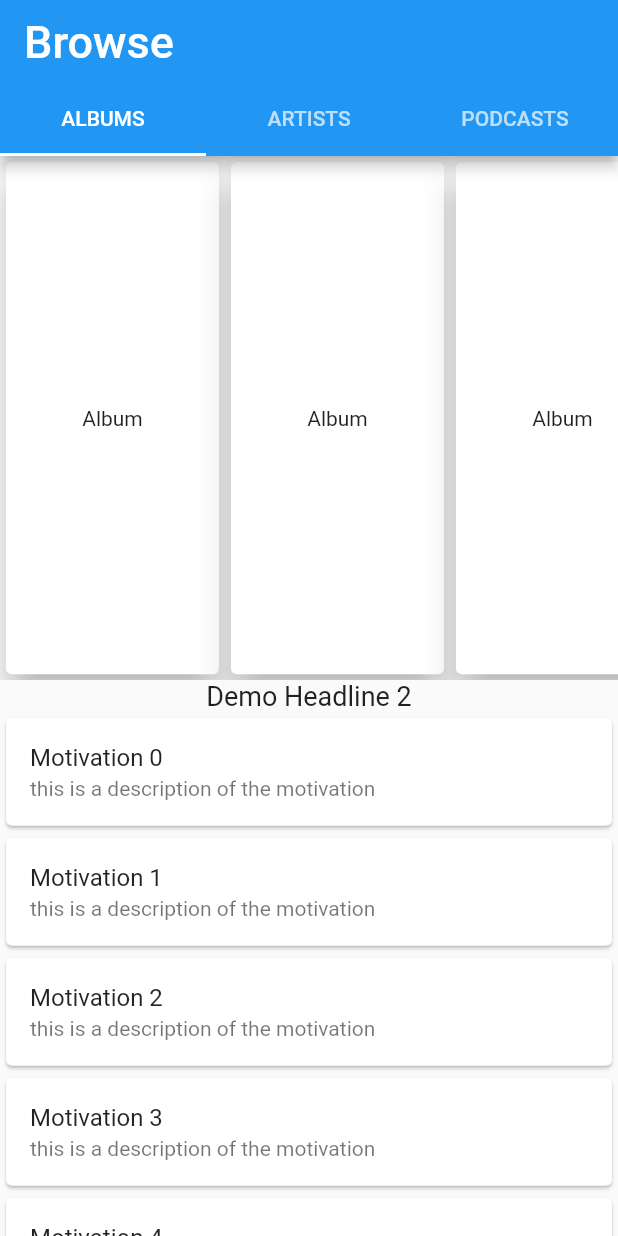
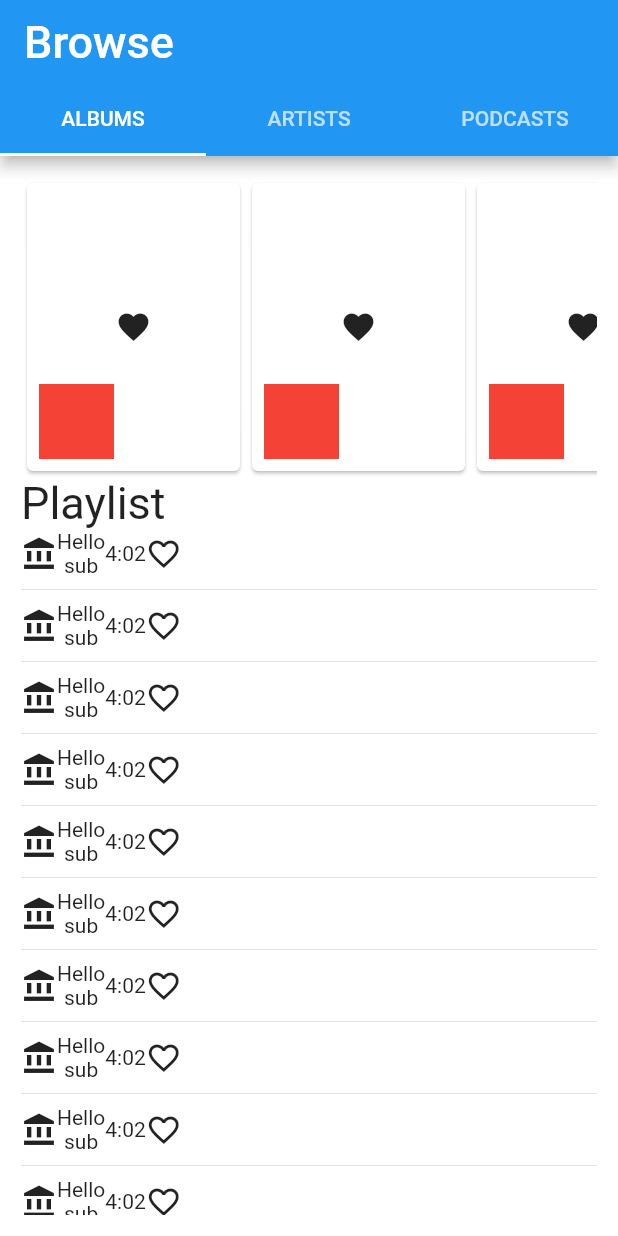
Before and after one commit to waqarshakeel29/MusicApp, a Flutter app: the screen it shows after launch, on a phone screen of 412 x 824 dp. Run offline on Flutter 3.47's test engine with Material 2 defaults, Android fonts, the phone set to English and light mode, and no system bars.

Commit message:
PageView with nested list

```diff
--- a/lib/main.dart
+++ b/lib/main.dart
@@ -14,50 +14,83 @@ class MyApp extends StatelessWidget {
           appBar: AppBar(
             bottom: TabBar(
               tabs: [
-                Tab(text: "ALBUMS",),
-                Tab(text: "ARTISTS",),
-                Tab(text: "PODCASTS",),
+                Tab(
+                  text: "ALBUMS",
+                ),
+                Tab(
+                  text: "ARTISTS",
+                ),
+                Tab(
+                  text: "PODCASTS",
+                ),
               ],
             ),
-            title: Text('Browse',style: TextStyle(fontSize: 30),),
+            title: Text(
+              'Browse',
+              style: TextStyle(fontSize: 30),
             ),
+          ),
+          backgroundColor: Colors.white,
           body: TabBarView(
             children: [
-              Column(
-                mainAxisSize: MainAxisSize.min,
+              Padding(
+                padding: const EdgeInsets.all(14.0),
+                child: Column(
                   children: <Widget>[
-                  Expanded(
+                    Container(
+                      height: 200,
                       child: ListView.builder(
-
                         scrollDirection: Axis.horizontal,
                         itemCount: 15,
                         itemBuilder: (BuildContext context, int index) => Container(
                           height: 0,
                           width: 150,
                           child: Card(
-                          elevation: 10,
-                          child: Center(child: Text('Album')),
+                            child: Padding(
+                              padding: const EdgeInsets.all(8.0),
+                              child: Stack(
+                                children: <Widget>[
+                                  Container(child: Icon(Icons.favorite),alignment: Alignment.center,),
+                                  Container(
+                                    alignment: Alignment.bottomLeft,
+                                    child: Container(height: 50,width: 50,color: Colors.red,),
+                                  )
+                                ],
                               ),
                             ),
                           ),
                         ),
-                  Text(
-                    'Demo Headline 2',
-                    style: TextStyle(fontSize: 18),
                       ),
+                    ),
+                    Align(child: Text("Playlist",style: TextStyle(fontSize: 30),textAlign: TextAlign.left,),alignment: Alignment.centerLeft,),
                     Expanded(
                       child: ListView.builder(
-                      shrinkWrap: true,
-                      itemBuilder: (ctx,int){
-                        return Card(
-                          child: ListTile(
-                              title: Text('Motivation $int'),
-                              subtitle: Text('this is a description of the motivation')),
-                        );
+                        itemCount: 10,
+                        itemBuilder: (ctx, int) {
+                          return Column(
+                            children: <Widget>[
+                              Row(
+                                mainAxisSize: MainAxisSize.max,
+                                children: <Widget>[
+                                  Icon(Icons.account_balance),
+                                  Column(
+                                    children: <Widget>[
+                                      Text("Hello"),
+                                      Text("sub"),
+                                    ],
+                                  ),
+                                  Text("4:02"),
+                                  Icon(Icons.favorite_border),
+                                ],
+                              ),
+                              Divider(),
+                            ],
+                          ) ;
                         },
                       ),
                     ),
                   ],
+                ),
               ),
               Icon(Icons.directions_transit),
               Icon(Icons.directions_bike),
```
Lines whose indentation alone changed are shown as unchanged.
